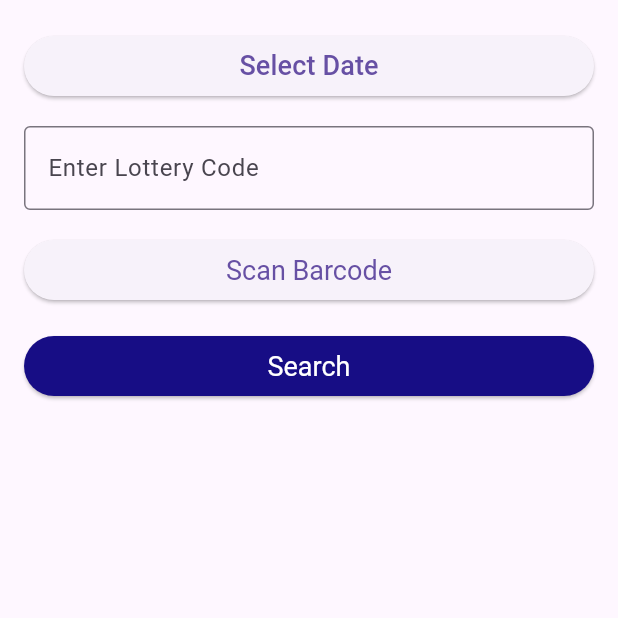
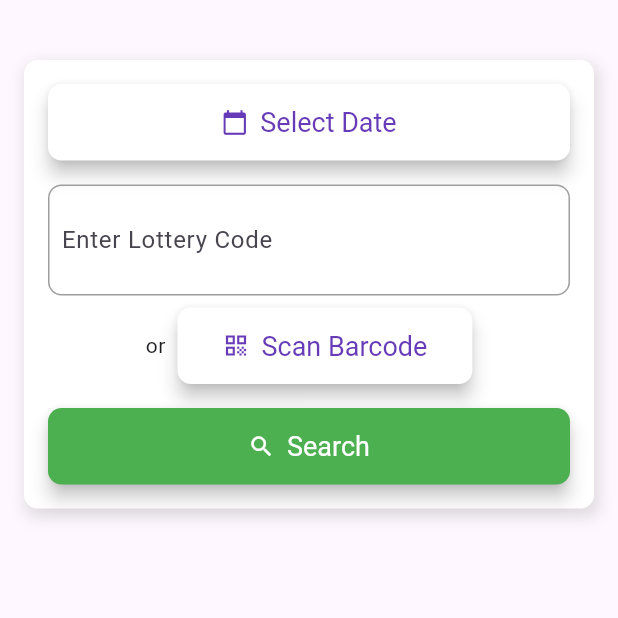
Before and after one commit to sibinsabu2019/klr2, a Flutter app: the DemoScanner screen opened directly, on a phone screen of 412 x 824 dp, the top half of it. Run offline on Flutter 3.47's test engine with Material 3 defaults, Android fonts, the phone set to English and light mode, and no system bars; our stand-ins replace cloud_firestore, confetti, firebase_core, google_mobile_ads, package_info_plus, share_plus; missing offline and left inert: ai_barcode_scanner; accounts and stored records are empty.

Commit message:
ui changed

```diff
--- a/k_lottery/lib/demobarcode.dart
+++ b/k_lottery/lib/demobarcode.dart
@@ -208,7 +208,7 @@ log("Cleaned Prize Details: $cleanedPrizeDetails");
                         content: Text(
                           "$correspondingPrize\nCode: ${enteredCode.replaceAll(' ', '')}",
                           style: TextStyle(
-                            color: Colors.blue,
+                            color: Colors.green,
                             fontWeight: FontWeight.bold,
                             fontSize: 18,
                           ),
@@ -297,44 +297,126 @@ log("Cleaned Prize Details: $cleanedPrizeDetails");
   crossAxisAlignment: CrossAxisAlignment.stretch,
   children: [
     SizedBox(height: 20),
+    Column(
+      crossAxisAlignment: CrossAxisAlignment.stretch,
+      children: [
+        SizedBox(height: 20),
+        Container(
+    decoration: BoxDecoration(
+      color: Colors.white,
+      borderRadius: BorderRadius.circular(9),
+      boxShadow: [
+        BoxShadow(
+          color: Colors.grey.withOpacity(0.3),
+          spreadRadius: 2,
+          blurRadius: 8,
+          offset: Offset(2, 4),
+        ),
+      ],
+    ),
+    padding: EdgeInsets.all(16),
+    child: Column(
+      children: [
         ElevatedButton(
           onPressed: selectDate,
-                child: Text(
+          child: Row(
+            mainAxisAlignment: MainAxisAlignment.center,
+            children: [
+              Icon(Icons.calendar_today, color: Colors.deepPurple),
+              SizedBox(width: 8),
+              Text(
                 selectedDate == null
                     ? 'Select Date'
                     : 'Date: ${DateFormat('yyyy-MM-dd').format(selectedDate!)}',
-                  style: TextStyle(fontSize: 18),
+                style: TextStyle(fontSize: 18, color: Colors.deepPurple),
+              ),
+            ],
+          ),
+          style: ElevatedButton.styleFrom(
+            foregroundColor: Colors.white, // Text color
+            backgroundColor: Colors.white, // Button color
+            textStyle: TextStyle(fontSize: 18), // Text style
+            padding: EdgeInsets.symmetric(horizontal: 30, vertical: 15), // Make the button more square-like
+            shape: RoundedRectangleBorder(
+              borderRadius: BorderRadius.circular(9),
+            ),
+            elevation: 5, // Adds a shadow
           ),
         ),
         SizedBox(height: 16),
-              TextField(
+        Container(
+          decoration: BoxDecoration(
+            border: Border.all(color: Colors.grey, width: 1),
+            borderRadius: BorderRadius.circular(9),
+          ),
+          padding: EdgeInsets.all(8),
+          child: TextField(
             controller: codeController,
             decoration: InputDecoration(
               labelText: 'Enter Lottery Code',
-                  border: OutlineInputBorder(),
+              border: InputBorder.none,
             ),
           ),
-              SizedBox(height: 16),
+        ),
+        SizedBox(height: 8),
+        Row(
+          mainAxisAlignment: MainAxisAlignment.center,
+          children: [
+            Text('or'),
+            SizedBox(width: 8),
             ElevatedButton(
               onPressed: scanBarcode,
-                child: const Text('Scan Barcode'),
+              child: Row(
+                mainAxisAlignment: MainAxisAlignment.center,
+                children: [
+                  Icon(Icons.qr_code, color: Colors.deepPurple),
+                  SizedBox(width: 8),
+                  Text('Scan Barcode', style: TextStyle(color: Colors.deepPurple),),
+                ],
+              ),
               style: ElevatedButton.styleFrom(
-                  textStyle: TextStyle(fontSize: 18),
+                foregroundColor: Colors.white, // Text color
+                backgroundColor: Colors.white, // Button color
+                textStyle: TextStyle(fontSize: 18), // Text style
+                padding: EdgeInsets.symmetric(horizontal: 30, vertical: 15), // Make the button more square-like
+                shape: RoundedRectangleBorder(
+                  borderRadius: BorderRadius.circular(9),
                 ),
+                elevation: 5, // Adds a shadow
+              ),
+            ),
+          ],
         ),
         SizedBox(height: 16),
         ElevatedButton(
           onPressed: searchLottery,
-                child: const Text('Search'),
+          child: Row(
+            mainAxisAlignment: MainAxisAlignment.center,
+            children: [
+              Icon(Icons.search, color: Colors.white),
+              SizedBox(width: 8),
+              Text('Search'),
+            ],
+          ),
           style: ElevatedButton.styleFrom(
-                  foregroundColor: Colors.white,
-                  backgroundColor: Color.fromARGB(255, 23, 13, 133),
-                  textStyle: TextStyle(fontSize: 18),
+            foregroundColor: Colors.white, // Text color
+            backgroundColor: Colors.green, // Button color
+            textStyle: TextStyle(fontSize: 18), // Text style
+            padding: EdgeInsets.symmetric(horizontal: 30, vertical: 15), // Make the button more square-like
+            shape: RoundedRectangleBorder(
+              borderRadius: BorderRadius.circular(9),
+            ),
+            elevation: 5, // Adds a shadow
           ),
         ),
       ],
     ),
         ),
+      ],
+    ),
+  ],
+)
+        ),
       ),
     );
   }
--- a/k_lottery/pubspec.yaml
+++ b/k_lottery/pubspec.yaml
@@ -37,6 +37,7 @@ dependencies:
   cupertino_icons: ^1.0.8
   share_plus: ^10.0.2
   package_info_plus: ^8.0.3
+  animated_text_kit: ^4.2.2
 
 
 dev_dependencies:
```
Also changed, not shown: k_lottery/lib/home.dart (+47 -62 lines), k_lottery/lib/main.dart (+81 -40 lines), k_lottery/lib/pdfviewPage.dart (+51 -54 lines), k_lottery/lib/search_page.dart (+104 -36 lines), k_lottery/pubspec.lock. Lines whose indentation alone changed are shown as unchanged.
